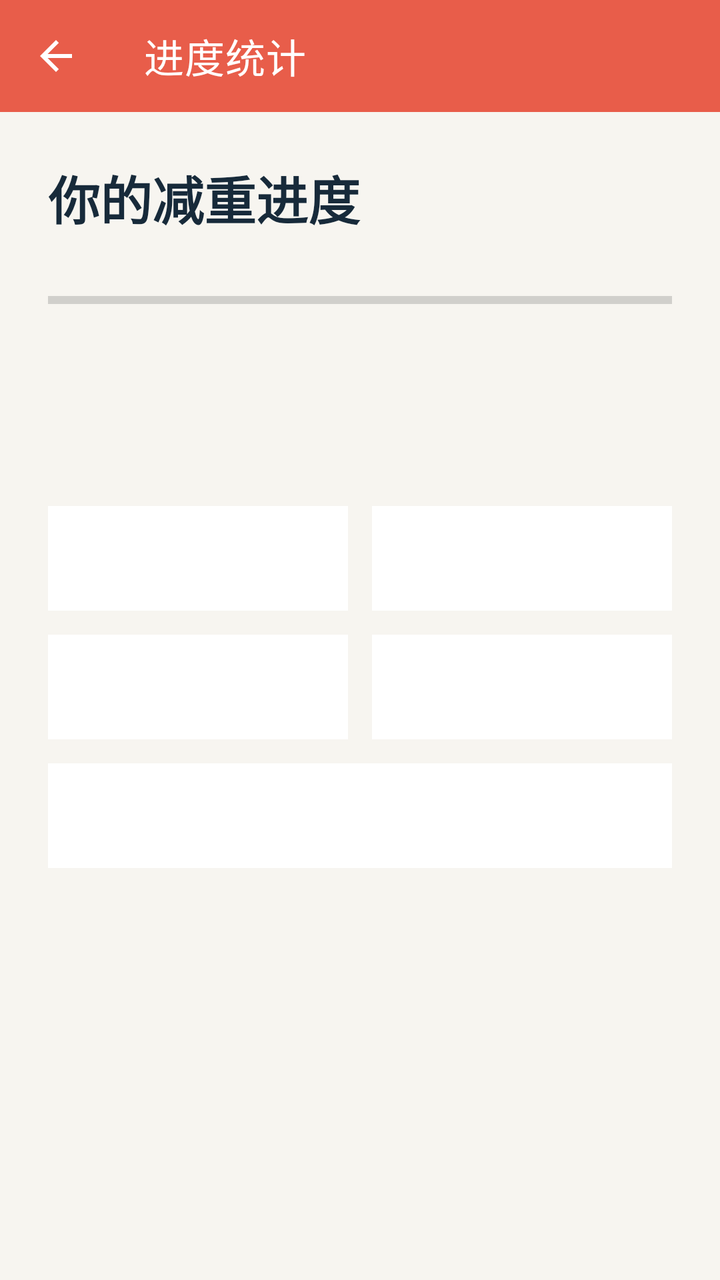
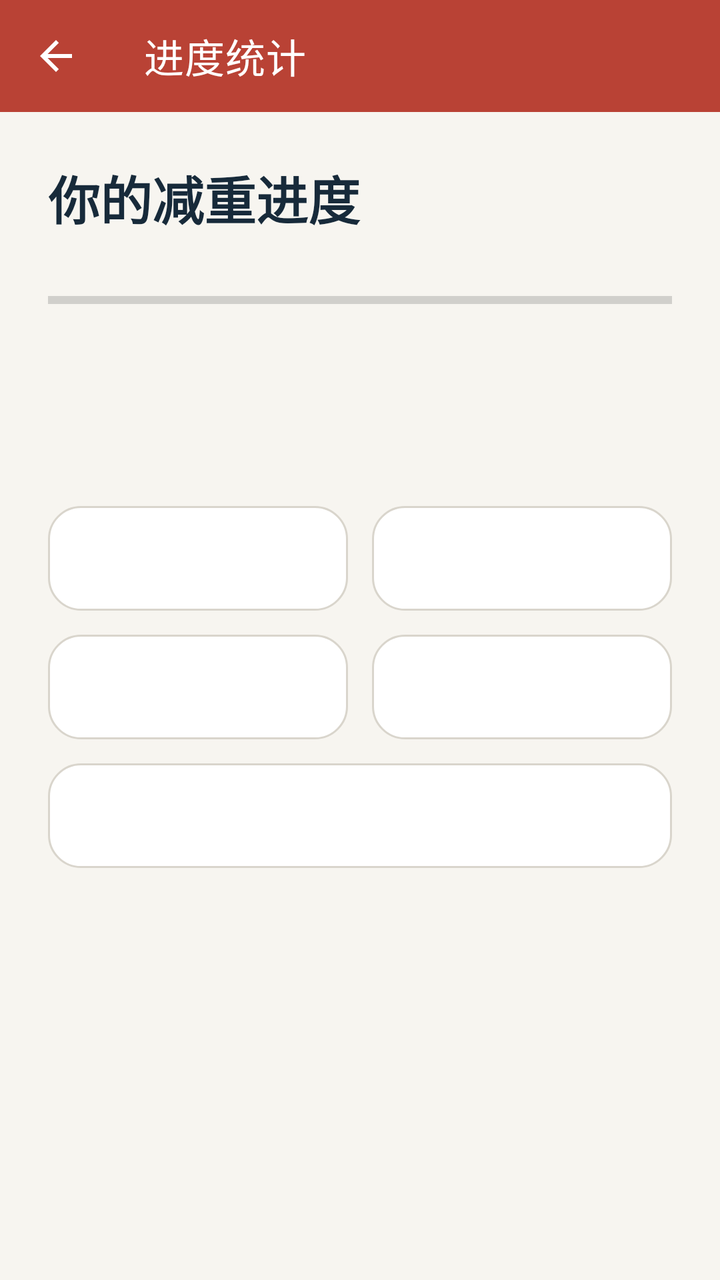

Compare the two renders of this Android layout. The source of the first and the diff that turns it into the second are given below.
<!-- AndroidManifest.xml: activity theme Theme.WeightLossBetting -->
<!-- res/layout/activity_progress.xml -->
<?xml version="1.0" encoding="utf-8"?>
<ScrollView xmlns:android="http://schemas.android.com/apk/res/android"
    xmlns:app="http://schemas.android.com/apk/res-auto"
    android:layout_width="match_parent"
    android:layout_height="match_parent"
    android:fillViewport="true"
    android:background="@color/xui_config_color_background">

    <LinearLayout
        android:layout_width="match_parent"
        android:layout_height="wrap_content"
        android:orientation="vertical">

        <com.google.android.material.appbar.MaterialToolbar
            android:id="@+id/toolbar"
            android:layout_width="match_parent"
            android:layout_height="?attr/actionBarSize"
            android:background="?attr/colorPrimary"
            app:title="进度统计"
            app:titleTextColor="@android:color/white"
            app:navigationIcon="@drawable/ic_arrow_back"
            app:navigationIconTint="@android:color/white" />

        <LinearLayout
            android:layout_width="match_parent"
            android:layout_height="wrap_content"
            android:orientation="vertical"
            android:padding="24dp">

            <TextView
                android:layout_width="match_parent"
                android:layout_height="wrap_content"
                android:text="你的减重进度"
                android:textColor="@color/xui_config_color_text_title"
                android:textSize="26sp"
                android:textStyle="bold" />

            <ProgressBar
                android:id="@+id/progressWeight"
                style="?android:attr/progressBarStyleHorizontal"
                android:layout_width="match_parent"
                android:layout_height="16dp"
                android:layout_marginTop="24dp"
                android:max="100"
                android:progressTint="@color/brand_primary" />

            <TextView
                android:id="@+id/tvProgressPercent"
                android:layout_width="match_parent"
                android:layout_height="wrap_content"
                android:layout_marginTop="10dp"
                android:textColor="@color/brand_primary"
                android:textSize="22sp"
                android:textStyle="bold" />

            <TextView
                android:id="@+id/tvCurrentWeight"
                android:layout_width="match_parent"
                android:layout_height="wrap_content"
                android:layout_marginTop="10dp"
                android:textColor="@color/xui_config_color_text_content"
                android:textSize="16sp" />

            <LinearLayout
                android:layout_width="match_parent"
                android:layout_height="wrap_content"
                android:layout_marginTop="24dp"
                android:orientation="horizontal">
                <TextView
                    android:id="@+id/tvInitialWeight"
                    android:layout_width="0dp"
                    android:layout_height="wrap_content"
                    android:layout_weight="1"
                    android:background="@color/xui_config_color_secondary_background"
                    android:padding="16dp"
                    android:textColor="@color/xui_config_color_text_content"
                    android:textSize="15sp" />
                <TextView
                    android:id="@+id/tvTargetWeight"
                    android:layout_width="0dp"
                    android:layout_height="wrap_content"
                    android:layout_marginStart="12dp"
                    android:layout_weight="1"
                    android:background="@color/xui_config_color_secondary_background"
                    android:padding="16dp"
                    android:textColor="@color/xui_config_color_text_content"
                    android:textSize="15sp" />
            </LinearLayout>

            <LinearLayout
                android:layout_width="match_parent"
                android:layout_height="wrap_content"
                android:layout_marginTop="12dp"
                android:orientation="horizontal">
                <TextView
                    android:id="@+id/tvWeightLoss"
                    android:layout_width="0dp"
                    android:layout_height="wrap_content"
                    android:layout_weight="1"
                    android:background="@color/xui_config_color_secondary_background"
                    android:padding="16dp"
                    android:textColor="@color/xui_config_color_text_content"
                    android:textSize="15sp" />
                <TextView
                    android:id="@+id/tvCheckInCount"
                    android:layout_width="0dp"
                    android:layout_height="wrap_content"
                    android:layout_marginStart="12dp"
                    android:layout_weight="1"
                    android:background="@color/xui_config_color_secondary_background"
                    android:padding="16dp"
                    android:textColor="@color/xui_config_color_text_content"
                    android:textSize="15sp" />
            </LinearLayout>

            <TextView
                android:id="@+id/tvDaysRemaining"
                android:layout_width="match_parent"
                android:layout_height="wrap_content"
                android:layout_marginTop="12dp"
                android:background="@color/xui_config_color_secondary_background"
                android:padding="16dp"
                android:textColor="@color/xui_config_color_text_content"
                android:textSize="15sp" />

            <ProgressBar
                android:id="@+id/progressBar"
                android:layout_width="wrap_content"
                android:layout_height="wrap_content"
                android:layout_gravity="center"
                android:layout_marginTop="24dp"
                android:visibility="gone" />
        </LinearLayout>
    </LinearLayout>
</ScrollView>
<!-- resources referenced by this layout -->
<resources>
  <color name="brand_primary">#FFE85D4A</color>
  <color name="xui_config_color_background">#FFF7F5F0</color>
  <color name="xui_config_color_secondary_background">#FFFFFFFF</color>
  <color name="xui_config_color_text_content">#FF52616B</color>
  <color name="xui_config_color_text_title">#FF172A3A</color>
  <!-- drawable ic_arrow_back (drawable) -->
  <vector xmlns:android="http://schemas.android.com/apk/res/android"
      android:width="24dp"
      android:height="24dp"
      android:viewportWidth="24"
      android:viewportHeight="24">
      <path
          android:fillColor="#000000"
          android:pathData="M20,11H7.83l5.59,-5.59L12,4l-8,8 8,8 1.41,-1.41L7.83,13H20v-2z"/>
  </vector>
  <style name="Theme.WeightLossBetting" parent="Theme.MaterialComponents.Light.NoActionBar">
          <item name="colorPrimary">@color/brand_primary</item>
          <item name="colorPrimaryDark">@color/brand_primary_dark</item>
          <item name="colorAccent">@color/brand_accent</item>
          <item name="android:statusBarColor">@color/brand_primary_dark</item>
          <item name="android:navigationBarColor">@color/brand_background</item>
          <item name="android:windowLightStatusBar">false</item>
          <item name="android:windowLightNavigationBar">true</item>
          
          
          <item name="XUIThemeStyle">@style/XUITheme.Phone</item>
      </style>
  <color name="brand_primary_dark">#FFB94235</color>
  <color name="brand_accent">#FF2E9D87</color>
  <color name="brand_background">#FFF7F5F0</color>
</resources>

<!-- the commit's change to res/layout/activity_progress.xml (unified diff, before → after) -->
@@ -4,7 +4,7 @@
     android:layout_width="match_parent"
     android:layout_height="match_parent"
     android:fillViewport="true"
-    android:background="@color/xui_config_color_background">
+    android:background="@color/brand_background">
 
     <LinearLayout
         android:layout_width="match_parent"
@@ -15,7 +15,7 @@
             android:id="@+id/toolbar"
             android:layout_width="match_parent"
             android:layout_height="?attr/actionBarSize"
-            android:background="?attr/colorPrimary"
+            android:background="@color/brand_primary_dark"
             app:title="进度统计"
             app:titleTextColor="@android:color/white"
             app:navigationIcon="@drawable/ic_arrow_back"
@@ -31,7 +31,7 @@
                 android:layout_width="match_parent"
                 android:layout_height="wrap_content"
                 android:text="你的减重进度"
-                android:textColor="@color/xui_config_color_text_title"
+                android:textColor="@color/brand_text"
                 android:textSize="26sp"
                 android:textStyle="bold" />
 
@@ -71,9 +71,9 @@
                     android:layout_width="0dp"
                     android:layout_height="wrap_content"
                     android:layout_weight="1"
-                    android:background="@color/xui_config_color_secondary_background"
+                    android:background="@drawable/bg_metric_card"
                     android:padding="16dp"
-                    android:textColor="@color/xui_config_color_text_content"
+                    android:textColor="@color/brand_text_secondary"
                     android:textSize="15sp" />
                 <TextView
                     android:id="@+id/tvTargetWeight"
@@ -81,9 +81,9 @@
                     android:layout_height="wrap_content"
                     android:layout_marginStart="12dp"
                     android:layout_weight="1"
-                    android:background="@color/xui_config_color_secondary_background"
+                    android:background="@drawable/bg_metric_card"
                     android:padding="16dp"
-                    android:textColor="@color/xui_config_color_text_content"
+                    android:textColor="@color/brand_text_secondary"
                     android:textSize="15sp" />
             </LinearLayout>
 
@@ -97,9 +97,9 @@
                     android:layout_width="0dp"
                     android:layout_height="wrap_content"
                     android:layout_weight="1"
-                    android:background="@color/xui_config_color_secondary_background"
+                    android:background="@drawable/bg_metric_card"
                     android:padding="16dp"
-                    android:textColor="@color/xui_config_color_text_content"
+                    android:textColor="@color/brand_text_secondary"
                     android:textSize="15sp" />
                 <TextView
                     android:id="@+id/tvCheckInCount"
@@ -107,9 +107,9 @@
                     android:layout_height="wrap_content"
                     android:layout_marginStart="12dp"
                     android:layout_weight="1"
-                    android:background="@color/xui_config_color_secondary_background"
+                    android:background="@drawable/bg_metric_card"
                     android:padding="16dp"
-                    android:textColor="@color/xui_config_color_text_content"
+                    android:textColor="@color/brand_text_secondary"
                     android:textSize="15sp" />
             </LinearLayout>
 
@@ -118,9 +118,9 @@
                 android:layout_width="match_parent"
                 android:layout_height="wrap_content"
                 android:layout_marginTop="12dp"
-                android:background="@color/xui_config_color_secondary_background"
+                android:background="@drawable/bg_metric_card"
                 android:padding="16dp"
-                android:textColor="@color/xui_config_color_text_content"
+                android:textColor="@color/brand_text_secondary"
                 android:textSize="15sp" />
 
             <ProgressBar
<!-- resource entries referenced after the edit -->
@@ -1,10 +1,14 @@
 <!-- resources referenced by this layout -->
 <resources>
   <color name="brand_primary">#FFE85D4A</color>
-  <color name="xui_config_color_background">#FFF7F5F0</color>
-  <color name="xui_config_color_secondary_background">#FFFFFFFF</color>
   <color name="xui_config_color_text_content">#FF52616B</color>
-  <color name="xui_config_color_text_title">#FF172A3A</color>
+  <!-- drawable bg_metric_card (drawable) -->
+  <?xml version="1.0" encoding="utf-8"?>
+  <shape xmlns:android="http://schemas.android.com/apk/res/android" android:shape="rectangle">
+      <solid android:color="@color/brand_surface" />
+      <corners android:radius="16dp" />
+      <stroke android:width="1dp" android:color="@color/brand_border" />
+  </shape>
   <!-- drawable ic_arrow_back (drawable) -->
   <vector xmlns:android="http://schemas.android.com/apk/res/android"
       android:width="24dp"
@@ -27,7 +31,11 @@
           
           <item name="XUIThemeStyle">@style/XUITheme.Phone</item>
       </style>
+  <color name="brand_surface">#FFFFFFFF</color>
+  <color name="brand_border">#FFD9D5CC</color>
   <color name="brand_primary_dark">#FFB94235</color>
+  <color name="brand_text">#FF172A3A</color>
+  <color name="brand_text_secondary">#FF52616B</color>
   <color name="brand_accent">#FF2E9D87</color>
   <color name="brand_background">#FFF7F5F0</color>
 </resources>
